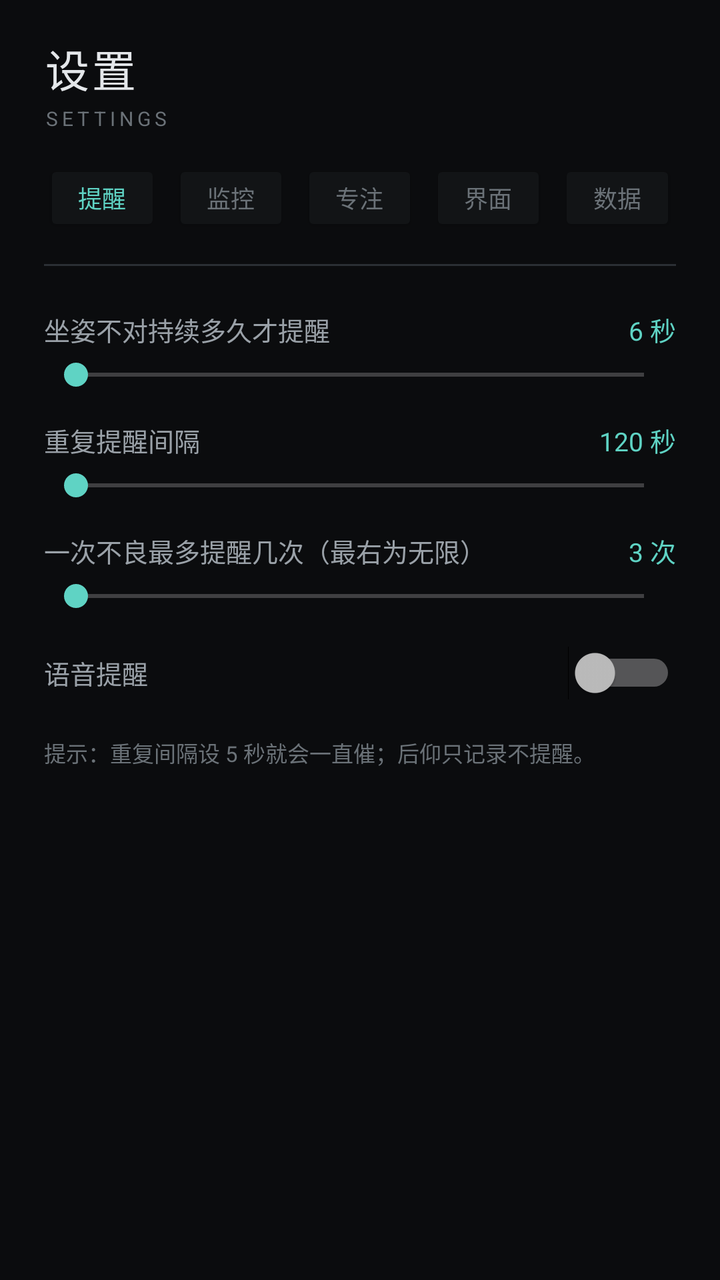
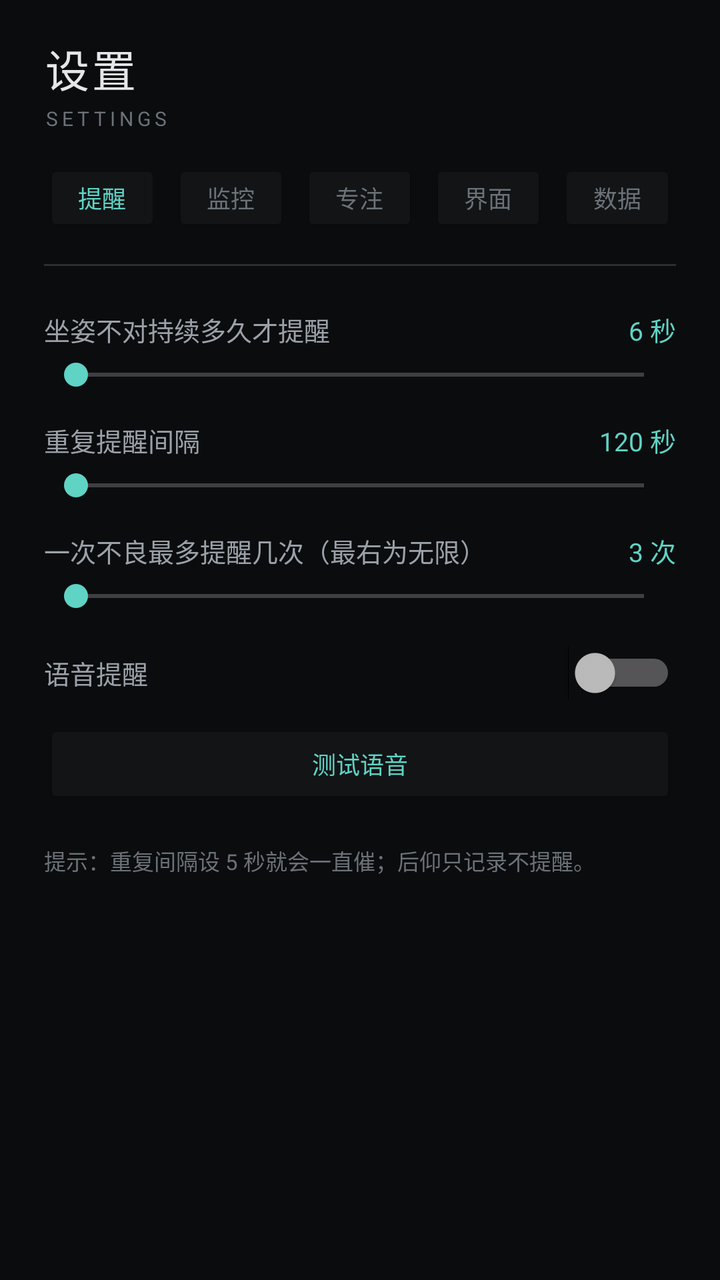

Compare the two renders of this Android layout. The source of the first and the diff that turns it into the second are given below.
<!-- AndroidManifest.xml: application theme AppTheme -->
<!-- res/layout/activity_settings.xml -->
<?xml version="1.0" encoding="utf-8"?>
<LinearLayout xmlns:android="http://schemas.android.com/apk/res/android"
    android:layout_width="match_parent"
    android:layout_height="match_parent"
    android:background="@color/plate"
    android:orientation="vertical">

    <LinearLayout
        android:layout_width="match_parent"
        android:layout_height="wrap_content"
        android:orientation="vertical"
        android:paddingStart="22dp"
        android:paddingEnd="22dp"
        android:paddingTop="18dp">

        <TextView
            android:layout_width="wrap_content"
            android:layout_height="wrap_content"
            android:text="设置"
            android:textColor="@color/fg"
            android:textSize="22sp"
            android:letterSpacing="0.06" />

        <TextView
            android:layout_width="wrap_content"
            android:layout_height="wrap_content"
            android:layout_marginTop="2dp"
            android:text="SETTINGS"
            android:textColor="@color/fg3"
            android:textSize="10sp"
            android:letterSpacing="0.2" />

        <LinearLayout
            android:layout_width="match_parent"
            android:layout_height="wrap_content"
            android:layout_marginTop="14dp"
            android:orientation="horizontal">

            <Button
                android:id="@+id/tabRemind"
                android:layout_width="0dp"
                android:layout_height="38dp"
                android:layout_weight="1"
                android:backgroundTint="@color/panel"
                android:text="提醒"
                android:textColor="@color/accent"
                android:textSize="12sp" />
            <Button
                android:id="@+id/tabMonitor"
                android:layout_width="0dp"
                android:layout_height="38dp"
                android:layout_marginStart="6dp"
                android:layout_weight="1"
                android:backgroundTint="@color/panel"
                android:text="监控"
                android:textColor="@color/fg3"
                android:textSize="12sp" />
            <Button
                android:id="@+id/tabFocus"
                android:layout_width="0dp"
                android:layout_height="38dp"
                android:layout_marginStart="6dp"
                android:layout_weight="1"
                android:backgroundTint="@color/panel"
                android:text="专注"
                android:textColor="@color/fg3"
                android:textSize="12sp" />
            <Button
                android:id="@+id/tabUi"
                android:layout_width="0dp"
                android:layout_height="38dp"
                android:layout_marginStart="6dp"
                android:layout_weight="1"
                android:backgroundTint="@color/panel"
                android:text="界面"
                android:textColor="@color/fg3"
                android:textSize="12sp" />
            <Button
                android:id="@+id/tabData"
                android:layout_width="0dp"
                android:layout_height="38dp"
                android:layout_marginStart="6dp"
                android:layout_weight="1"
                android:backgroundTint="@color/panel"
                android:text="数据"
                android:textColor="@color/fg3"
                android:textSize="12sp" />
        </LinearLayout>

        <View
            android:layout_width="match_parent"
            android:layout_height="1dp"
            android:layout_marginTop="14dp"
            android:background="@color/line" />
    </LinearLayout>

    <FrameLayout
        android:layout_width="match_parent"
        android:layout_height="0dp"
        android:layout_weight="1">

        
        <ScrollView
            android:id="@+id/pageRemind"
            android:layout_width="match_parent"
            android:layout_height="match_parent"
            android:fillViewport="true">

            <LinearLayout
                android:layout_width="match_parent"
                android:layout_height="wrap_content"
                android:orientation="vertical"
                android:padding="22dp">

                <LinearLayout
                    android:layout_width="match_parent"
                    android:layout_height="wrap_content"
                    android:orientation="horizontal">
                    <TextView
                        android:layout_width="0dp"
                        android:layout_height="wrap_content"
                        android:layout_weight="1"
                        android:text="坐姿不对持续多久才提醒"
                        android:textColor="@color/fg2"
                        android:textSize="13sp" />
                    <TextView
                        android:id="@+id/tvDwell"
                        android:layout_width="wrap_content"
                        android:layout_height="wrap_content"
                        android:text="6 秒"
                        android:textColor="@color/accent"
                        android:textSize="13sp" />
                </LinearLayout>
                <SeekBar
                    android:id="@+id/sbDwell"
                    android:layout_width="match_parent"
                    android:layout_height="wrap_content"
                    android:layout_marginTop="4dp"
                    android:max="28" />

                <LinearLayout
                    android:layout_width="match_parent"
                    android:layout_height="wrap_content"
                    android:layout_marginTop="14dp"
                    android:orientation="horizontal">
                    <TextView
                        android:layout_width="0dp"
                        android:layout_height="wrap_content"
                        android:layout_weight="1"
                        android:text="重复提醒间隔"
                        android:textColor="@color/fg2"
                        android:textSize="13sp" />
                    <TextView
                        android:id="@+id/tvCooldown"
                        android:layout_width="wrap_content"
                        android:layout_height="wrap_content"
                        android:text="120 秒"
                        android:textColor="@color/accent"
                        android:textSize="13sp" />
                </LinearLayout>
                <SeekBar
                    android:id="@+id/sbCooldown"
                    android:layout_width="match_parent"
                    android:layout_height="wrap_content"
                    android:layout_marginTop="4dp"
                    android:max="59" />

                <LinearLayout
                    android:layout_width="match_parent"
                    android:layout_height="wrap_content"
                    android:layout_marginTop="14dp"
                    android:orientation="horizontal">
                    <TextView
                        android:layout_width="0dp"
                        android:layout_height="wrap_content"
                        android:layout_weight="1"
                        android:text="一次不良最多提醒几次（最右为无限）"
                        android:textColor="@color/fg2"
                        android:textSize="13sp" />
                    <TextView
                        android:id="@+id/tvRepeat"
                        android:layout_width="wrap_content"
                        android:layout_height="wrap_content"
                        android:text="3 次"
                        android:textColor="@color/accent"
                        android:textSize="13sp" />
                </LinearLayout>
                <SeekBar
                    android:id="@+id/sbRepeat"
                    android:layout_width="match_parent"
                    android:layout_height="wrap_content"
                    android:layout_marginTop="4dp"
                    android:max="20" />

                <LinearLayout
                    android:layout_width="match_parent"
                    android:layout_height="wrap_content"
                    android:layout_marginTop="16dp"
                    android:orientation="horizontal">
                    <TextView
                        android:layout_width="0dp"
                        android:layout_height="wrap_content"
                        android:layout_weight="1"
                        android:text="语音提醒"
                        android:textColor="@color/fg2"
                        android:textSize="13sp" />
                    <Switch
                        android:id="@+id/swVoice"
                        android:layout_width="wrap_content"
                        android:layout_height="wrap_content" />
                </LinearLayout>

                <TextView
                    android:layout_width="match_parent"
                    android:layout_height="wrap_content"
                    android:layout_marginTop="18dp"
                    android:text="提示：重复间隔设 5 秒就会一直催；后仰只记录不提醒。"
                    android:textColor="@color/fg3"
                    android:textSize="11sp" />
            </LinearLayout>
        </ScrollView>

        
        <ScrollView
            android:id="@+id/pageMonitor"
            android:layout_width="match_parent"
            android:layout_height="match_parent"
            android:fillViewport="true"
            android:visibility="gone">

            <LinearLayout
                android:layout_width="match_parent"
                android:layout_height="wrap_content"
                android:orientation="vertical"
                android:padding="22dp">

                <TextView
                    android:layout_width="wrap_content"
                    android:layout_height="wrap_content"
                    android:text="摄像头机位"
                    android:textColor="@color/fg2"
                    android:textSize="13sp" />

                <LinearLayout
                    android:layout_width="match_parent"
                    android:layout_height="wrap_content"
                    android:layout_marginTop="8dp"
                    android:orientation="horizontal">
                    <Button
                        android:id="@+id/btnModeFront"
                        android:layout_width="0dp"
                        android:layout_height="42dp"
                        android:layout_weight="1"
                        android:backgroundTint="@color/panel"
                        android:text="正面（对着人）"
                        android:textColor="@color/fg3"
                        android:textSize="12sp" />
                    <Button
                        android:id="@+id/btnModeSide"
                        android:layout_width="0dp"
                        android:layout_height="42dp"
                        android:layout_marginStart="8dp"
                        android:layout_weight="1"
                        android:backgroundTint="@color/panel"
                        android:text="侧面（左右都行）"
                        android:textColor="@color/fg3"
                        android:textSize="12sp" />
                </LinearLayout>

                <TextView
                    android:layout_width="match_parent"
                    android:layout_height="wrap_content"
                    android:layout_marginTop="6dp"
                    android:text="侧面模式只判断坐姿，不做注视/专注检测；两种机位各自校准、互不影响。"
                    android:textColor="@color/fg3"
                    android:textSize="11sp" />


                <LinearLayout
                    android:layout_width="match_parent"
                    android:layout_height="wrap_content"
                    android:orientation="horizontal">
                    <TextView
                        android:layout_width="0dp"
                        android:layout_height="wrap_content"
                        android:layout_weight="1"
                        android:text="监控频率"
                        android:textColor="@color/fg2"
                        android:textSize="13sp" />
                    <TextView
                        android:id="@+id/tvFps"
                        android:layout_width="wrap_content"
                        android:layout_height="wrap_content"
                        android:text="3.6 帧/秒"
                        android:textColor="@color/accent"
                        android:textSize="13sp" />
                </LinearLayout>
                <SeekBar
                    android:id="@+id/sbFps"
                    android:layout_width="match_parent"
                    android:layout_height="wrap_content"
                    android:layout_marginTop="4dp"
                    android:max="7" />

                <TextView
                    android:layout_width="wrap_content"
                    android:layout_height="wrap_content"
                    android:layout_marginTop="16dp"
                    android:text="坐姿灵敏度"
                    android:textColor="@color/fg2"
                    android:textSize="13sp" />

                <LinearLayout
                    android:layout_width="match_parent"
                    android:layout_height="wrap_content"
                    android:layout_marginTop="8dp"
                    android:orientation="horizontal">
                    <Button
                        android:id="@+id/sensStrict"
                        android:layout_width="0dp"
                        android:layout_height="42dp"
                        android:layout_weight="1"
                        android:backgroundTint="@color/panel"
                        android:text="严格"
                        android:textColor="@color/fg3"
                        android:textSize="12sp" />
                    <Button
                        android:id="@+id/sensNormal"
                        android:layout_width="0dp"
                        android:layout_height="42dp"
                        android:layout_marginStart="8dp"
                        android:layout_weight="1"
                        android:backgroundTint="@color/panel"
                        android:text="标准"
                        android:textColor="@color/fg3"
                        android:textSize="12sp" />
                    <Button
                        android:id="@+id/sensLoose"
                        android:layout_width="0dp"
                        android:layout_height="42dp"
                        android:layout_marginStart="8dp"
                        android:layout_weight="1"
                        android:backgroundTint="@color/panel"
                        android:text="宽松"
                        android:textColor="@color/fg3"
                        android:textSize="12sp" />
                </LinearLayout>

                <LinearLayout
                    android:layout_width="match_parent"
                    android:layout_height="wrap_content"
                    android:layout_marginTop="16dp"
                    android:orientation="horizontal">
                    <TextView
                        android:layout_width="0dp"
                        android:layout_height="wrap_content"
                        android:layout_weight="1"
                        android:text="注视识别（判断是否专注）"
                        android:textColor="@color/fg2"
                        android:textSize="13sp" />
                    <Switch
                        android:id="@+id/swAttention"
                        android:layout_width="wrap_content"
                        android:layout_height="wrap_content" />
                </LinearLayout>

                <TextView
                    android:layout_width="match_parent"
                    android:layout_height="wrap_content"
                    android:layout_marginTop="18dp"
                    android:text="频率越高越跟手，也越费电；注视识别关闭后不再判断专注和分心。"
                    android:textColor="@color/fg3"
                    android:textSize="11sp" />
            </LinearLayout>
        </ScrollView>

        
        <ScrollView
            android:id="@+id/pageFocus"
            android:layout_width="match_parent"
            android:layout_height="match_parent"
            android:fillViewport="true"
            android:visibility="gone">

            <LinearLayout
                android:layout_width="match_parent"
                android:layout_height="wrap_content"
                android:orientation="vertical"
                android:padding="22dp">

                <LinearLayout
                    android:layout_width="match_parent"
                    android:layout_height="wrap_content"
                    android:orientation="horizontal">
                    <TextView
                        android:layout_width="0dp"
                        android:layout_height="wrap_content"
                        android:layout_weight="1"
                        android:text="连续专注多久提醒休息"
                        android:textColor="@color/fg2"
                        android:textSize="13sp" />
                    <TextView
                        android:id="@+id/tvFocus"
                        android:layout_width="wrap_content"
                        android:layout_height="wrap_content"
                        android:text="40 分钟"
                        android:textColor="@color/accent"
                        android:textSize="13sp" />
                </LinearLayout>
                <SeekBar
                    android:id="@+id/sbFocus"
                    android:layout_width="match_parent"
                    android:layout_height="wrap_content"
                    android:layout_marginTop="4dp"
                    android:max="110" />

                <LinearLayout
                    android:layout_width="match_parent"
                    android:layout_height="wrap_content"
                    android:layout_marginTop="14dp"
                    android:orientation="horizontal">
                    <TextView
                        android:layout_width="0dp"
                        android:layout_height="wrap_content"
                        android:layout_weight="1"
                        android:text="闭眼判定阈值"
                        android:textColor="@color/fg2"
                        android:textSize="13sp" />
                    <TextView
                        android:id="@+id/tvBlink"
                        android:layout_width="wrap_content"
                        android:layout_height="wrap_content"
                        android:text="65%"
                        android:textColor="@color/accent"
                        android:textSize="13sp" />
                </LinearLayout>
                <SeekBar
                    android:id="@+id/sbBlink"
                    android:layout_width="match_parent"
                    android:layout_height="wrap_content"
                    android:layout_marginTop="4dp"
                    android:max="60" />

                <TextView
                    android:layout_width="wrap_content"
                    android:layout_height="wrap_content"
                    android:layout_marginTop="16dp"
                    android:text="分心判定灵敏度"
                    android:textColor="@color/fg2"
                    android:textSize="13sp" />

                <LinearLayout
                    android:layout_width="match_parent"
                    android:layout_height="wrap_content"
                    android:layout_marginTop="8dp"
                    android:orientation="horizontal">
                    <Button
                        android:id="@+id/attStrict"
                        android:layout_width="0dp"
                        android:layout_height="40dp"
                        android:layout_weight="1"
                        android:backgroundTint="@color/panel"
                        android:text="严格"
                        android:textColor="@color/fg3"
                        android:textSize="12sp" />
                    <Button
                        android:id="@+id/attNormal"
                        android:layout_width="0dp"
                        android:layout_height="40dp"
                        android:layout_marginStart="8dp"
                        android:layout_weight="1"
                        android:backgroundTint="@color/panel"
                        android:text="标准"
                        android:textColor="@color/fg3"
                        android:textSize="12sp" />
                    <Button
                        android:id="@+id/attLoose"
                        android:layout_width="0dp"
                        android:layout_height="40dp"
                        android:layout_marginStart="8dp"
                        android:layout_weight="1"
                        android:backgroundTint="@color/panel"
                        android:text="宽松"
                        android:textColor="@color/fg3"
                        android:textSize="12sp" />
                </LinearLayout>

                <TextView
                    android:layout_width="match_parent"
                    android:layout_height="wrap_content"
                    android:layout_marginTop="18dp"
                    android:text="闭眼阈值越低越容易判定为闭眼；分心灵敏度「严格」更容易认定走神。"
                    android:textColor="@color/fg3"
                    android:textSize="11sp" />
            </LinearLayout>
        </ScrollView>

        
        <ScrollView
            android:id="@+id/pageUi"
            android:layout_width="match_parent"
            android:layout_height="match_parent"
            android:fillViewport="true"
            android:visibility="gone">

            <LinearLayout
                android:layout_width="match_parent"
                android:layout_height="wrap_content"
                android:orientation="vertical"
                android:padding="22dp">

                <TextView
                    android:layout_width="wrap_content"
                    android:layout_height="wrap_content"
                    android:text="界面主题"
                    android:textColor="@color/fg2"
                    android:textSize="13sp" />

                <LinearLayout
                    android:layout_width="match_parent"
                    android:layout_height="wrap_content"
                    android:layout_marginTop="8dp"
                    android:orientation="horizontal">
                    <Button
                        android:id="@+id/themeMinimal"
                        android:layout_width="0dp"
                        android:layout_height="42dp"
                        android:layout_weight="1"
                        android:backgroundTint="@color/panel"
                        android:text="极简"
                        android:textColor="@color/fg3"
                        android:textSize="12sp" />
                    <Button
                        android:id="@+id/themeElegant"
                        android:layout_width="0dp"
                        android:layout_height="42dp"
                        android:layout_marginStart="8dp"
                        android:layout_weight="1"
                        android:backgroundTint="@color/panel"
                        android:text="优雅（微光）"
                        android:textColor="@color/fg3"
                        android:textSize="12sp" />
                </LinearLayout>

                <Button
                    android:id="@+id/btnDebugPreview"
                    android:layout_width="match_parent"
                    android:layout_height="46dp"
                    android:layout_marginTop="20dp"
                    android:backgroundTint="@color/panel"
                    android:text="调试预览（画面 + 识别框）"
                    android:textColor="@color/accent"
                    android:textSize="13sp" />

                <TextView
                    android:layout_width="match_parent"
                    android:layout_height="wrap_content"
                    android:layout_marginTop="18dp"
                    android:text="优雅主题会在主界面加一层缓慢流动的柔光，几乎不耗电。"
                    android:textColor="@color/fg3"
                    android:textSize="11sp" />
            </LinearLayout>
        </ScrollView>

        
        <ScrollView
            android:id="@+id/pageData"
            android:layout_width="match_parent"
            android:layout_height="match_parent"
            android:fillViewport="true"
            android:visibility="gone">

            <LinearLayout
                android:layout_width="match_parent"
                android:layout_height="wrap_content"
                android:orientation="vertical"
                android:padding="22dp">

                <Button
                    android:id="@+id/btnStatsPage"
                    android:layout_width="match_parent"
                    android:layout_height="46dp"
                    android:backgroundTint="@color/panel"
                    android:text="统计与打分（含导出 / 导入）"
                    android:textColor="@color/accent"
                    android:textSize="13sp" />

                <Button
                    android:id="@+id/btnInstallApk"
                    android:layout_width="match_parent"
                    android:layout_height="46dp"
                    android:layout_marginTop="10dp"
                    android:backgroundTint="@color/panel"
                    android:text="选择安装包更新"
                    android:textColor="@color/accent"
                    android:textSize="13sp" />

                <Button
                    android:id="@+id/btnDefault"
                    android:layout_width="match_parent"
                    android:layout_height="44dp"
                    android:layout_marginTop="10dp"
                    android:backgroundTint="@color/panel"
                    android:text="恢复默认设置"
                    android:textColor="@color/fg2"
                    android:textSize="12sp" />

                <TextView
                    android:id="@+id/dataInfo"
                    android:layout_width="match_parent"
                    android:layout_height="wrap_content"
                    android:layout_marginTop="18dp"
                    android:textColor="@color/fg3"
                    android:textSize="11sp"
                    android:lineSpacingExtra="3dp" />

                <TextView
                    android:layout_width="match_parent"
                    android:layout_height="wrap_content"
                    android:layout_marginTop="14dp"
                    android:text="统计导出的 JSON 可以换机导入；安装包更新需要把 APK 先下载到手机，再在这里选择。"
                    android:textColor="@color/fg3"
                    android:textSize="11sp" />
            </LinearLayout>
        </ScrollView>
    </FrameLayout>
</LinearLayout>
<!-- resources referenced by this layout -->
<resources>
  <color name="accent">#5fd3c4</color>
  <color name="fg">#e4e7ea</color>
  <color name="fg2">#9aa1a8</color>
  <color name="fg3">#6b7278</color>
  <color name="line">#2b2f34</color>
  <color name="panel">#121416</color>
  <color name="plate">#0b0c0e</color>
  <style name="AppTheme" parent="android:Theme.Material.NoActionBar">
          <item name="android:windowBackground">@color/plate</item>
          <item name="android:colorAccent">@color/accent</item>
          <item name="android:statusBarColor">@color/plate</item>
          <item name="android:navigationBarColor">@color/plate</item>
          <item name="android:windowLightStatusBar">false</item>
          <item name="android:textColorPrimary">@color/fg</item>
      </style>
</resources>

<!-- the commit's change to res/layout/activity_settings.xml (unified diff, before → after) -->
@@ -210,6 +210,16 @@
                         android:layout_height="wrap_content" />
                 </LinearLayout>
 
+                <Button
+                    android:id="@+id/btnTestVoice"
+                    android:layout_width="match_parent"
+                    android:layout_height="44dp"
+                    android:layout_marginTop="10dp"
+                    android:backgroundTint="@color/panel"
+                    android:text="测试语音"
+                    android:textColor="@color/accent"
+                    android:textSize="12sp" />
+
                 <TextView
                     android:layout_width="match_parent"
                     android:layout_height="wrap_content"
